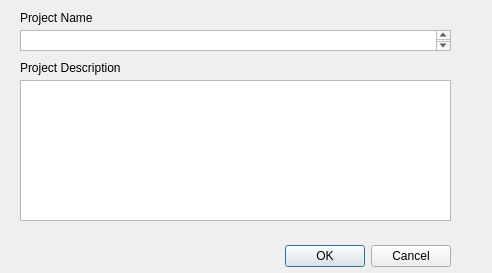
Old version of the form newProject.ui in the repository maurygrin/Software-Project-Team9.
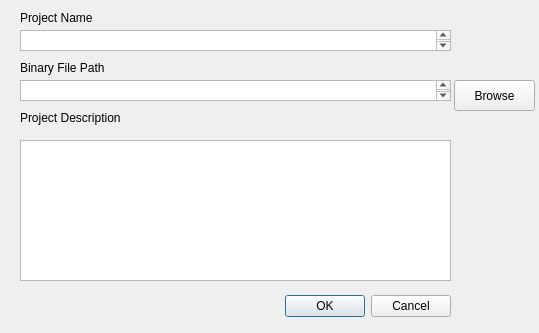
New version of the form.

The edit to the form file:
```diff
--- a/newProject.ui
+++ b/newProject.ui
@@ -6,8 +6,8 @@
    <rect>
     <x>0</x>
     <y>0</y>
-    <width>492</width>
-    <height>273</height>
+    <width>539</width>
+    <height>333</height>
    </rect>
   </property>
   <property name="windowTitle">
@@ -17,7 +17,7 @@
    <property name="geometry">
     <rect>
      <x>110</x>
-     <y>240</y>
+     <y>290</y>
      <width>341</width>
      <height>32</height>
     </rect>
@@ -56,7 +56,7 @@
    <property name="geometry">
     <rect>
      <x>20</x>
-     <y>60</y>
+     <y>110</y>
      <width>131</width>
      <height>16</height>
     </rect>
@@ -69,12 +69,48 @@
    <property name="geometry">
     <rect>
      <x>20</x>
-     <y>80</y>
+     <y>140</y>
      <width>431</width>
      <height>141</height>
     </rect>
    </property>
   </widget>
+  <widget class="QTextEdit" name="binaryFilePathEdit">
+   <property name="geometry">
+    <rect>
+     <x>20</x>
+     <y>80</y>
+     <width>431</width>
+     <height>21</height>
+    </rect>
+   </property>
+  </widget>
+  <widget class="QLabel" name="binaryFilePathLabel">
+   <property name="geometry">
+    <rect>
+     <x>20</x>
+     <y>60</y>
+     <width>111</width>
+     <height>16</height>
+    </rect>
+   </property>
+   <property name="text">
+    <string>Binary File Path</string>
+   </property>
+  </widget>
+  <widget class="QPushButton" name="binaryFilePathBrowse">
+   <property name="geometry">
+    <rect>
+     <x>454</x>
+     <y>80</y>
+     <width>81</width>
+     <height>31</height>
+    </rect>
+   </property>
+   <property name="text">
+    <string>Browse</string>
+   </property>
+  </widget>
  </widget>
  <resources/>
  <connections>
```
Left out of the diff: 10 changed lines with no effect on the pictures.
